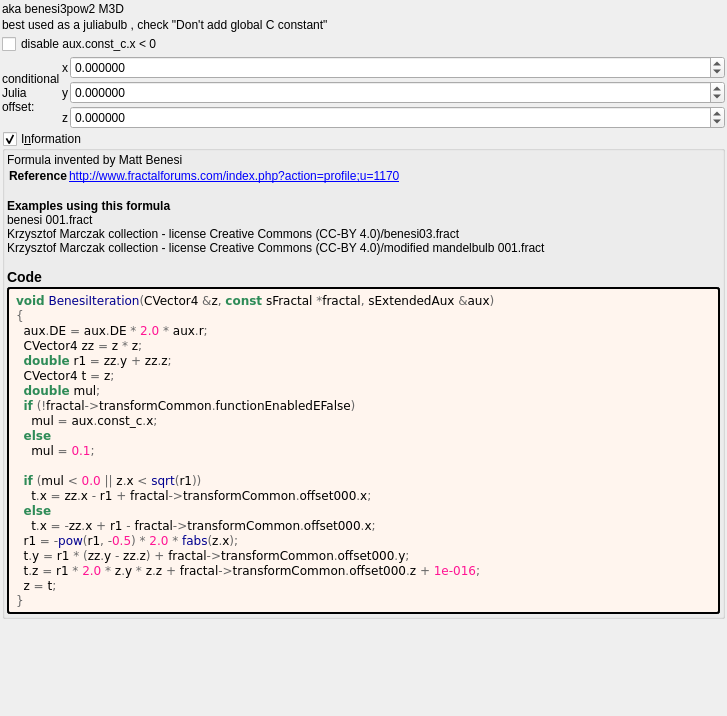
Old version of the form mandelbulber2/formula/ui/benesi.ui in the repository buddhi1980/mandelbulber2.
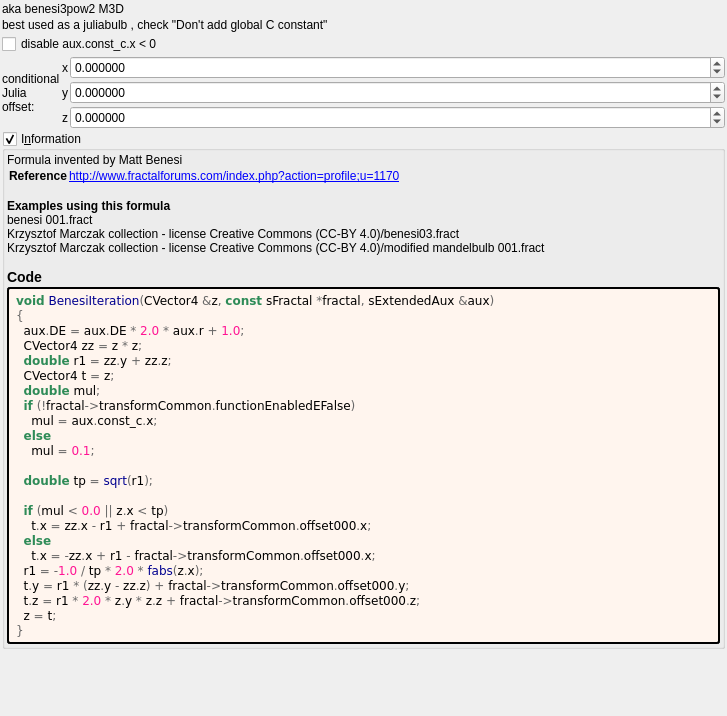
New version of the form. Custom widgets are drawn as their Qt base class.

The edit to the form file:
```diff
--- a/mandelbulber2/formula/ui/benesi.ui
+++ b/mandelbulber2/formula/ui/benesi.ui
@@ -225,9 +225,9 @@
         </property>
         <property name="text">
          <string notr="true">&lt;body style=&quot;background-color:#fff5ee&quot;&gt;
-&lt;pre style=&quot;color:#000000; background-color:#fff5ee;  font-family:'Courier New',monospace;white-space: pre-wrap;&quot;&gt;&lt;span style=&quot;color:#2e8b57; font-weight:bold&quot;&gt;void&lt;/span&gt; &lt;span style=&quot;color:#00008f&quot;&gt;BenesiIteration&lt;/span&gt;&lt;span style=&quot;color:#676767&quot;&gt;(&lt;/span&gt;CVector4 &lt;span style=&quot;color:#676767&quot;&gt;&amp;amp;&lt;/span&gt;z&lt;span style=&quot;color:#676767&quot;&gt;,&lt;/span&gt; &lt;span style=&quot;color:#2e8b57; font-weight:bold&quot;&gt;const&lt;/span&gt; sFractal &lt;span style=&quot;color:#676767&quot;&gt;*&lt;/span&gt;fractal&lt;span style=&quot;color:#676767&quot;&gt;,&lt;/span&gt; sExtendedAux &lt;span style=&quot;color:#676767&quot;&gt;&amp;amp;&lt;/span&gt;aux&lt;span style=&quot;color:#676767&quot;&gt;)&lt;/span&gt;
+&lt;pre style=&quot;color:#000000; background-color:#fff5ee;  font-family:&#039;Courier New&#039;,monospace;&quot;&gt;&lt;span style=&quot;color:#2e8b57; font-weight:bold&quot;&gt;void&lt;/span&gt; &lt;span style=&quot;color:#00008f&quot;&gt;BenesiIteration&lt;/span&gt;&lt;span style=&quot;color:#676767&quot;&gt;(&lt;/span&gt;CVector4 &lt;span style=&quot;color:#676767&quot;&gt;&amp;amp;&lt;/span&gt;z&lt;span style=&quot;color:#676767&quot;&gt;,&lt;/span&gt; &lt;span style=&quot;color:#2e8b57; font-weight:bold&quot;&gt;const&lt;/span&gt; sFractal &lt;span style=&quot;color:#676767&quot;&gt;*&lt;/span&gt;fractal&lt;span style=&quot;color:#676767&quot;&gt;,&lt;/span&gt; sExtendedAux &lt;span style=&quot;color:#676767&quot;&gt;&amp;amp;&lt;/span&gt;aux&lt;span style=&quot;color:#676767&quot;&gt;)&lt;/span&gt;
 &lt;span style=&quot;color:#676767&quot;&gt;{&lt;/span&gt;
-  aux&lt;span style=&quot;color:#676767&quot;&gt;.&lt;/span&gt;DE &lt;span style=&quot;color:#676767&quot;&gt;=&lt;/span&gt; aux&lt;span style=&quot;color:#676767&quot;&gt;.&lt;/span&gt;DE &lt;span style=&quot;color:#676767&quot;&gt;*&lt;/span&gt; &lt;span style=&quot;color:#ff1493&quot;&gt;2.0&lt;/span&gt; &lt;span style=&quot;color:#676767&quot;&gt;*&lt;/span&gt; aux&lt;span style=&quot;color:#676767&quot;&gt;.&lt;/span&gt;r&lt;span style=&quot;color:#676767&quot;&gt;;&lt;/span&gt;
+  aux&lt;span style=&quot;color:#676767&quot;&gt;.&lt;/span&gt;DE &lt;span style=&quot;color:#676767&quot;&gt;=&lt;/span&gt; aux&lt;span style=&quot;color:#676767&quot;&gt;.&lt;/span&gt;DE &lt;span style=&quot;color:#676767&quot;&gt;*&lt;/span&gt; &lt;span style=&quot;color:#ff1493&quot;&gt;2.0&lt;/span&gt; &lt;span style=&quot;color:#676767&quot;&gt;*&lt;/span&gt; aux&lt;span style=&quot;color:#676767&quot;&gt;.&lt;/span&gt;r &lt;span style=&quot;color:#676767&quot;&gt;+&lt;/span&gt; &lt;span style=&quot;color:#ff1493&quot;&gt;1.0&lt;/span&gt;&lt;span style=&quot;color:#676767&quot;&gt;;&lt;/span&gt;
   CVector4 zz &lt;span style=&quot;color:#676767&quot;&gt;=&lt;/span&gt; z &lt;span style=&quot;color:#676767&quot;&gt;*&lt;/span&gt; z&lt;span style=&quot;color:#676767&quot;&gt;;&lt;/span&gt;
   &lt;span style=&quot;color:#2e8b57; font-weight:bold&quot;&gt;double&lt;/span&gt; r1 &lt;span style=&quot;color:#676767&quot;&gt;=&lt;/span&gt; zz&lt;span style=&quot;color:#676767&quot;&gt;.&lt;/span&gt;y &lt;span style=&quot;color:#676767&quot;&gt;+&lt;/span&gt; zz&lt;span style=&quot;color:#676767&quot;&gt;.&lt;/span&gt;z&lt;span style=&quot;color:#676767&quot;&gt;;&lt;/span&gt;
   CVector4 t &lt;span style=&quot;color:#676767&quot;&gt;=&lt;/span&gt; z&lt;span style=&quot;color:#676767&quot;&gt;;&lt;/span&gt;
@@ -237,13 +237,15 @@
   &lt;span style=&quot;color:#2e8b57; font-weight:bold&quot;&gt;else&lt;/span&gt;
     mul &lt;span style=&quot;color:#676767&quot;&gt;=&lt;/span&gt; &lt;span style=&quot;color:#ff1493&quot;&gt;0.1&lt;/span&gt;&lt;span style=&quot;color:#676767&quot;&gt;;&lt;/span&gt;
 
-  &lt;span style=&quot;color:#2e8b57; font-weight:bold&quot;&gt;if&lt;/span&gt; &lt;span style=&quot;color:#676767&quot;&gt;(&lt;/span&gt;mul &lt;span style=&quot;color:#676767&quot;&gt;&amp;lt;&lt;/span&gt; &lt;span style=&quot;color:#ff1493&quot;&gt;0.0&lt;/span&gt; &lt;span style=&quot;color:#676767&quot;&gt;||&lt;/span&gt; z&lt;span style=&quot;color:#676767&quot;&gt;.&lt;/span&gt;x &lt;span style=&quot;color:#676767&quot;&gt;&amp;lt;&lt;/span&gt; &lt;span style=&quot;color:#00008f&quot;&gt;sqrt&lt;/span&gt;&lt;span style=&quot;color:#676767&quot;&gt;(&lt;/span&gt;r1&lt;span style=&quot;color:#676767&quot;&gt;))&lt;/span&gt;
+  &lt;span style=&quot;color:#2e8b57; font-weight:bold&quot;&gt;double&lt;/span&gt; tp &lt;span style=&quot;color:#676767&quot;&gt;=&lt;/span&gt; &lt;span style=&quot;color:#00008f&quot;&gt;sqrt&lt;/span&gt;&lt;span style=&quot;color:#676767&quot;&gt;(&lt;/span&gt;r1&lt;span style=&quot;color:#676767&quot;&gt;);&lt;/span&gt;
+
+  &lt;span style=&quot;color:#2e8b57; font-weight:bold&quot;&gt;if&lt;/span&gt; &lt;span style=&quot;color:#676767&quot;&gt;(&lt;/span&gt;mul &lt;span style=&quot;color:#676767&quot;&gt;&amp;lt;&lt;/span&gt; &lt;span style=&quot;color:#ff1493&quot;&gt;0.0&lt;/span&gt; &lt;span style=&quot;color:#676767&quot;&gt;||&lt;/span&gt; z&lt;span style=&quot;color:#676767&quot;&gt;.&lt;/span&gt;x &lt;span style=&quot;color:#676767&quot;&gt;&amp;lt;&lt;/span&gt; tp&lt;span style=&quot;color:#676767&quot;&gt;)&lt;/span&gt;
     t&lt;span style=&quot;color:#676767&quot;&gt;.&lt;/span&gt;x &lt;span style=&quot;color:#676767&quot;&gt;=&lt;/span&gt; zz&lt;span style=&quot;color:#676767&quot;&gt;.&lt;/span&gt;x &lt;span style=&quot;color:#676767&quot;&gt;-&lt;/span&gt; r1 &lt;span style=&quot;color:#676767&quot;&gt;+&lt;/span&gt; fractal&lt;span style=&quot;color:#676767&quot;&gt;-&amp;gt;&lt;/span&gt;transformCommon&lt;span style=&quot;color:#676767&quot;&gt;.&lt;/span&gt;offset000&lt;span style=&quot;color:#676767&quot;&gt;.&lt;/span&gt;x&lt;span style=&quot;color:#676767&quot;&gt;;&lt;/span&gt;
   &lt;span style=&quot;color:#2e8b57; font-weight:bold&quot;&gt;else&lt;/span&gt;
     t&lt;span style=&quot;color:#676767&quot;&gt;.&lt;/span&gt;x &lt;span style=&quot;color:#676767&quot;&gt;= -&lt;/span&gt;zz&lt;span style=&quot;color:#676767&quot;&gt;.&lt;/span&gt;x &lt;span style=&quot;color:#676767&quot;&gt;+&lt;/span&gt; r1 &lt;span style=&quot;color:#676767&quot;&gt;-&lt;/span&gt; fractal&lt;span style=&quot;color:#676767&quot;&gt;-&amp;gt;&lt;/span&gt;transformCommon&lt;span style=&quot;color:#676767&quot;&gt;.&lt;/span&gt;offset000&lt;span style=&quot;color:#676767&quot;&gt;.&lt;/span&gt;x&lt;span style=&quot;color:#676767&quot;&gt;;&lt;/span&gt;
-  r1 &lt;span style=&quot;color:#676767&quot;&gt;= -&lt;/span&gt;&lt;span style=&quot;color:#00008f&quot;&gt;pow&lt;/span&gt;&lt;span style=&quot;color:#676767&quot;&gt;(&lt;/span&gt;r1&lt;span style=&quot;color:#676767&quot;&gt;, -&lt;/span&gt;&lt;span style=&quot;color:#ff1493&quot;&gt;0.5&lt;/span&gt;&lt;span style=&quot;color:#676767&quot;&gt;) *&lt;/span&gt; &lt;span style=&quot;color:#ff1493&quot;&gt;2.0&lt;/span&gt; &lt;span style=&quot;color:#676767&quot;&gt;*&lt;/span&gt; &lt;span style=&quot;color:#00008f&quot;&gt;fabs&lt;/span&gt;&lt;span style=&quot;color:#676767&quot;&gt;(&lt;/span&gt;z&lt;span style=&quot;color:#676767&quot;&gt;.&lt;/span&gt;x&lt;span style=&quot;color:#676767&quot;&gt;);&lt;/span&gt;
+  r1 &lt;span style=&quot;color:#676767&quot;&gt;= -&lt;/span&gt;&lt;span style=&quot;color:#ff1493&quot;&gt;1.0&lt;/span&gt; &lt;span style=&quot;color:#676767&quot;&gt;/&lt;/span&gt; tp &lt;span style=&quot;color:#676767&quot;&gt;*&lt;/span&gt; &lt;span style=&quot;color:#ff1493&quot;&gt;2.0&lt;/span&gt; &lt;span style=&quot;color:#676767&quot;&gt;*&lt;/span&gt; &lt;span style=&quot;color:#00008f&quot;&gt;fabs&lt;/span&gt;&lt;span style=&quot;color:#676767&quot;&gt;(&lt;/span&gt;z&lt;span style=&quot;color:#676767&quot;&gt;.&lt;/span&gt;x&lt;span style=&quot;color:#676767&quot;&gt;);&lt;/span&gt;
   t&lt;span style=&quot;color:#676767&quot;&gt;.&lt;/span&gt;y &lt;span style=&quot;color:#676767&quot;&gt;=&lt;/span&gt; r1 &lt;span style=&quot;color:#676767&quot;&gt;* (&lt;/span&gt;zz&lt;span style=&quot;color:#676767&quot;&gt;.&lt;/span&gt;y &lt;span style=&quot;color:#676767&quot;&gt;-&lt;/span&gt; zz&lt;span style=&quot;color:#676767&quot;&gt;.&lt;/span&gt;z&lt;span style=&quot;color:#676767&quot;&gt;) +&lt;/span&gt; fractal&lt;span style=&quot;color:#676767&quot;&gt;-&amp;gt;&lt;/span&gt;transformCommon&lt;span style=&quot;color:#676767&quot;&gt;.&lt;/span&gt;offset000&lt;span style=&quot;color:#676767&quot;&gt;.&lt;/span&gt;y&lt;span style=&quot;color:#676767&quot;&gt;;&lt;/span&gt;
-  t&lt;span style=&quot;color:#676767&quot;&gt;.&lt;/span&gt;z &lt;span style=&quot;color:#676767&quot;&gt;=&lt;/span&gt; r1 &lt;span style=&quot;color:#676767&quot;&gt;*&lt;/span&gt; &lt;span style=&quot;color:#ff1493&quot;&gt;2.0&lt;/span&gt; &lt;span style=&quot;color:#676767&quot;&gt;*&lt;/span&gt; z&lt;span style=&quot;color:#676767&quot;&gt;.&lt;/span&gt;y &lt;span style=&quot;color:#676767&quot;&gt;*&lt;/span&gt; z&lt;span style=&quot;color:#676767&quot;&gt;.&lt;/span&gt;z &lt;span style=&quot;color:#676767&quot;&gt;+&lt;/span&gt; fractal&lt;span style=&quot;color:#676767&quot;&gt;-&amp;gt;&lt;/span&gt;transformCommon&lt;span style=&quot;color:#676767&quot;&gt;.&lt;/span&gt;offset000&lt;span style=&quot;color:#676767&quot;&gt;.&lt;/span&gt;z &lt;span style=&quot;color:#676767&quot;&gt;+&lt;/span&gt; &lt;span style=&quot;color:#ff1493&quot;&gt;1e-016&lt;/span&gt;&lt;span style=&quot;color:#676767&quot;&gt;;&lt;/span&gt;
+  t&lt;span style=&quot;color:#676767&quot;&gt;.&lt;/span&gt;z &lt;span style=&quot;color:#676767&quot;&gt;=&lt;/span&gt; r1 &lt;span style=&quot;color:#676767&quot;&gt;*&lt;/span&gt; &lt;span style=&quot;color:#ff1493&quot;&gt;2.0&lt;/span&gt; &lt;span style=&quot;color:#676767&quot;&gt;*&lt;/span&gt; z&lt;span style=&quot;color:#676767&quot;&gt;.&lt;/span&gt;y &lt;span style=&quot;color:#676767&quot;&gt;*&lt;/span&gt; z&lt;span style=&quot;color:#676767&quot;&gt;.&lt;/span&gt;z &lt;span style=&quot;color:#676767&quot;&gt;+&lt;/span&gt; fractal&lt;span style=&quot;color:#676767&quot;&gt;-&amp;gt;&lt;/span&gt;transformCommon&lt;span style=&quot;color:#676767&quot;&gt;.&lt;/span&gt;offset000&lt;span style=&quot;color:#676767&quot;&gt;.&lt;/span&gt;z&lt;span style=&quot;color:#676767&quot;&gt;;&lt;/span&gt;
   z &lt;span style=&quot;color:#676767&quot;&gt;=&lt;/span&gt; t&lt;span style=&quot;color:#676767&quot;&gt;;&lt;/span&gt;
 &lt;span style=&quot;color:#676767&quot;&gt;}&lt;/span&gt;
 &lt;/pre&gt;
```
Left out of the diff: 2 changed lines with no effect on the pictures.
